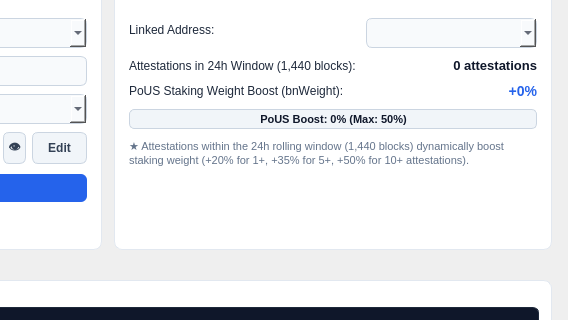
quavence/quavence-node, file src/qt/forms/aiworkerpage.ui: the form before one commit; both pictures show x 352 to 920 and y 112 to 432 of the 920 by 640 pixel window.
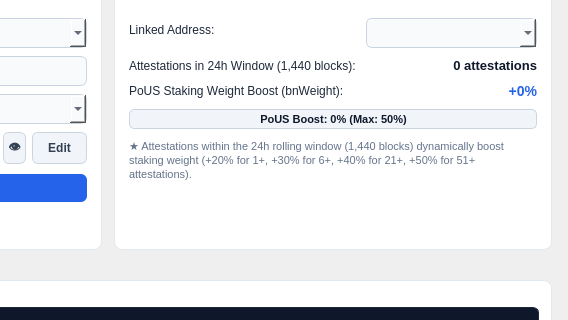
The form after the commit.

Commit message: docs: align PoUS boost tier ladder with canonical C++ consensus (20%, 30%, 40%, 50%)

Patch:
```diff
--- a/src/qt/forms/aiworkerpage.ui
+++ b/src/qt/forms/aiworkerpage.ui
@@ -516,7 +516,7 @@
            <string notr="true">color: #64748b; font-size: 11px; line-height: 1.4;</string>
           </property>
           <property name="text">
-           <string>★ Attestations within the 24h rolling window (1,440 blocks) dynamically boost staking weight (+20% for 1+, +35% for 5+, +50% for 10+ attestations).</string>
+           <string>★ Attestations within the 24h rolling window (1,440 blocks) dynamically boost staking weight (+20% for 1+, +30% for 6+, +40% for 21+, +50% for 51+ attestations).</string>
           </property>
           <property name="wordWrap">
            <bool>true</bool>
```
The commit also changes 1 other file.
